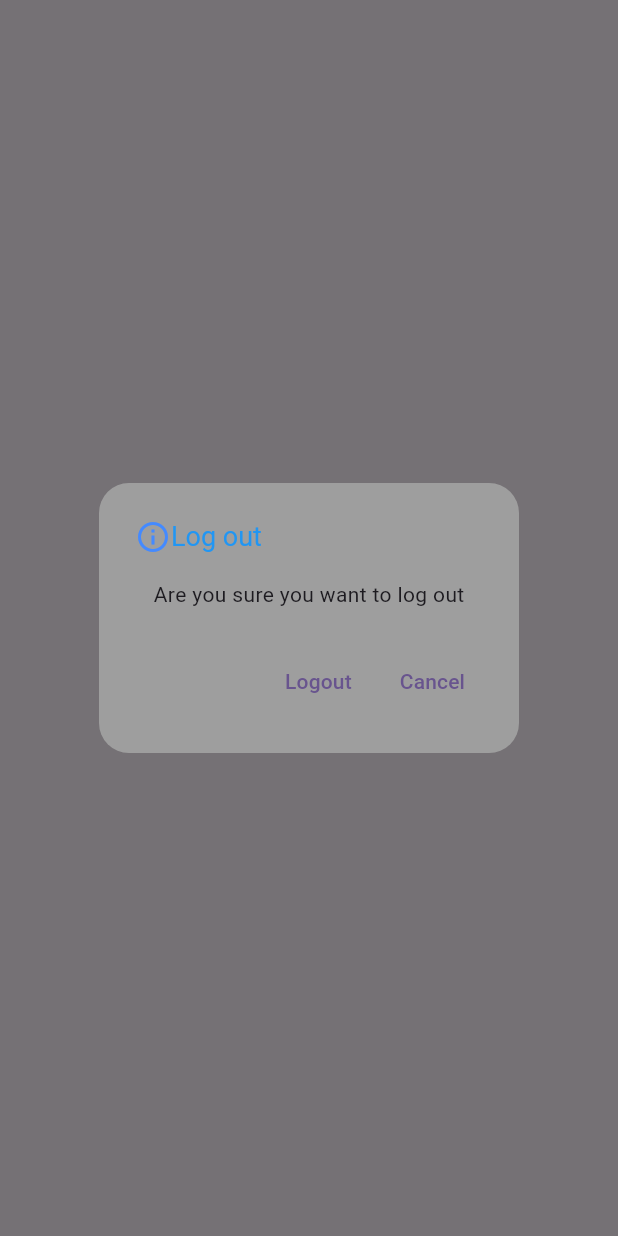
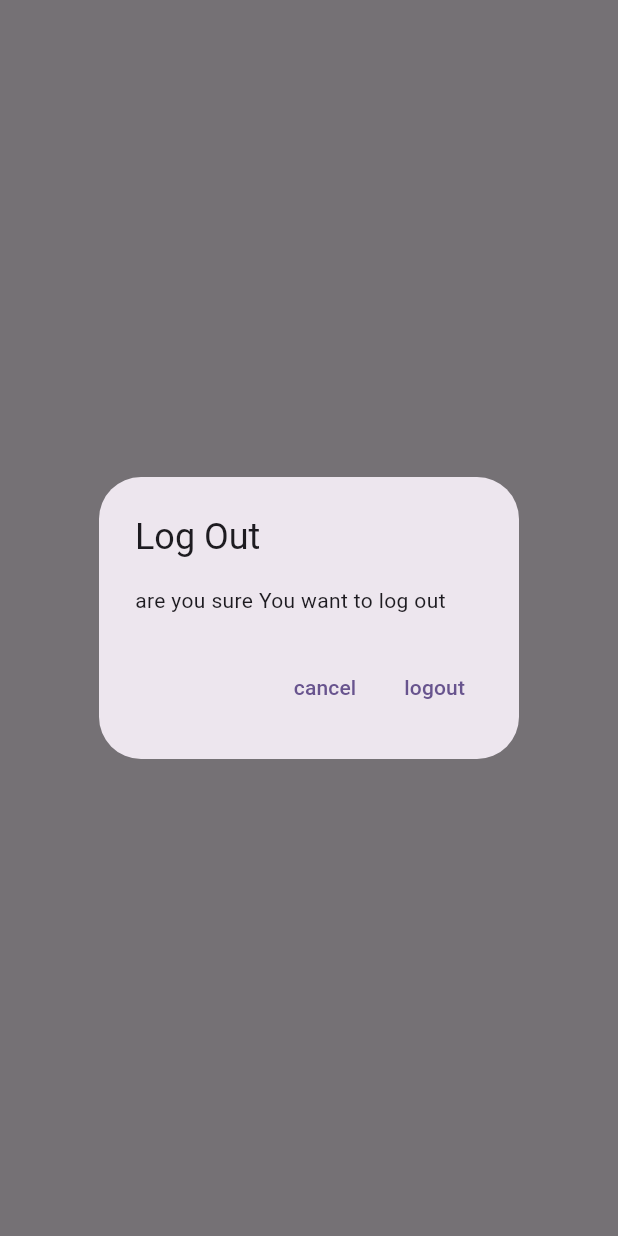
Before and after one commit to kvadah/notes-flutter-project, a Flutter app: what showLogoutDialog() shows on an empty page, opened directly, on a phone screen of 412 x 824 dp. Run offline on Flutter 3.47's test engine with Material 3 defaults, Android fonts, the phone set to English and light mode, and no system bars; our stand-ins replace firebase_auth, firebase_core, fluttertoast, sqflite; accounts and stored records are empty; network calls fail.

Commit message:
adding a functionality of delete a note and organizing dialogs in Utilitiy folder

```diff
--- a/lib/NotesView.dart
+++ b/lib/NotesView.dart
@@ -3,6 +3,8 @@ import 'dart:developer' as dev;
 import 'package:flutter/material.dart';
 import 'package:notes/Auth/auth_services.dart';
 import 'package:notes/CRUD/crud_services.dart';
+import 'package:notes/Utilities/show_logout_dialog.dart';
+import 'package:notes/Views/notes_list_view.dart';
 
 enum MenuAction { logout, seting }
 
@@ -18,7 +20,7 @@ class _NotesViewState extends State<NotesView> {
   String get userEmail => AuthService.firebase().currentUser!.email!;
 
   @override
-     void initState() {
+  void initState() {
     _notesService = NotesService();
     super.initState();
   }
@@ -70,20 +72,12 @@ class _NotesViewState extends State<NotesView> {
                           if (snapshot.hasData) {
                             final allNotes =
                                 snapshot.data as List<DatabaseNote>;
-
-                            return ListView.builder(
-                                itemCount: allNotes.length,
-                                itemBuilder: (context, index) {
-                                  final note = allNotes[index];
-                                  return ListTile(
-                                    title: Text(
-                                      note.text,
-                                      maxLines: 1,
-                                      softWrap: true,
-                                      overflow: TextOverflow.ellipsis,
-                                    ),
-                                  );
-                                });
+                            return NotesListView(
+                              allnotes: allNotes,
+                              onDelete: (note) => {
+                                _notesService.deleteNote(id: note.id)
+                              },
+                            );
                           } else {
                             return CircularProgressIndicator();
                           }
@@ -99,50 +93,3 @@ class _NotesViewState extends State<NotesView> {
     );
   }
 }
-
-Future<bool> showLogoutDialog(BuildContext context) async {
-  return showDialog<bool>(
-    context: context,
-    builder: (context) {
-      return AlertDialog(
-        shape: RoundedRectangleBorder(
-          borderRadius: BorderRadius.circular(20), // Rounded corners
-        ),
-        backgroundColor: Colors.grey,
-        title: const Row(
-          children: [
-            Icon(Icons.info_outline, color: Colors.blueAccent),
-            Text(
-              'Log out',
-              style: TextStyle(
-                fontSize: 18,
-                color: Colors.blue,
-              ),
-            ),
-          ],
-        ),
-        content: const Column(
-          mainAxisSize: MainAxisSize.min,
-          children: [
-            Text('Are you sure you want to log out'),
-          ],
-        ),
-        actions: [
-          TextButton(
-              onPressed: () async {
-                await AuthService.firebase().logOut();
-                Navigator.of(context).pop(true);
-                Navigator.of(context)
-                    .pushNamedAndRemoveUntil('/login', (route) => false);
-              },
-              child: const Text('Logout')),
-          TextButton(
-              onPressed: () {
-                Navigator.of(context).pop(false);
-              },
-              child: const Text('Cancel'))
-        ],
-      );
-    },
-  ).then((value) => value ?? false);
-}
--- a/lib/Register.dart
+++ b/lib/Register.dart
@@ -3,9 +3,8 @@
 import 'package:flutter/material.dart';
 import 'package:notes/Auth/auth_exception.dart';
 import 'package:notes/Auth/auth_services.dart';
+import 'package:notes/Utilities/show_error_dialog.dart';
 
-
-import 'package:notes/Views/utilitis.dart';
 
 class Registerview extends StatefulWidget {
   const Registerview({super.key});
--- /dev/null
+++ b/lib/Utilities/show_logout_dialog.dart
@@ -0,0 +1,13 @@
+import 'package:flutter/material.dart';
+import 'package:notes/Utilities/show_generic_dialog.dart';
+
+Future<bool> showLogoutDialog(BuildContext context) {
+  return showGenericDialog<bool>(
+      context: context,
+       title: "Log Out",
+        content: "are you sure You want to log out",
+         option: ()=>{
+        'cancel': false,
+        'logout':true
+      },).then((value) => value ?? false);
+}
--- a/lib/Views/login.dart
+++ b/lib/Views/login.dart
@@ -3,7 +3,8 @@
 import 'package:flutter/material.dart';
 import 'package:notes/Auth/auth_exception.dart';
 import 'package:notes/Auth/auth_services.dart';
-import 'package:notes/Views/utilitis.dart';
+import 'package:notes/Utilities/show_error_dialog.dart';
+
 
 class LoginView extends StatefulWidget {
   const LoginView({super.key});
```
Also changed, not shown: lib/Utilities/show_delete_dialog.dart (added, +13 -0 lines), lib/Utilities/show_error_dialog.dart (added, +13 -0 lines), lib/Views/notes_list_view.dart (added, +40 -0 lines), lib/Views/utilitis.dart (deleted, +0 -23 lines).
